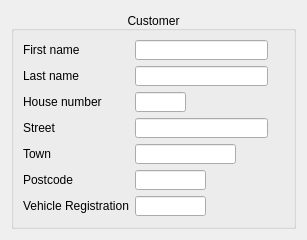
This is main_program/gui_interface_designs/customer_widget_design.ui in yimenhfeifei/josm-invoice as Qt 5 draws it before an edit. The edited form follows.
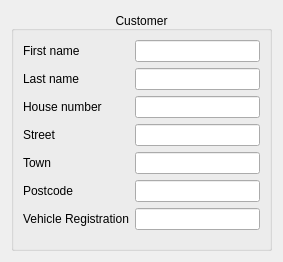
This is the edited form. Custom widgets are drawn as their Qt base class.

```diff
--- a/main_program/gui_interface_designs/customer_widget_design.ui
+++ b/main_program/gui_interface_designs/customer_widget_design.ui
@@ -6,8 +6,8 @@
    <rect>
     <x>0</x>
     <y>0</y>
-    <width>307</width>
-    <height>240</height>
+    <width>283</width>
+    <height>262</height>
    </rect>
   </property>
   <property name="windowTitle">
@@ -29,9 +29,6 @@
       <bool>false</bool>
      </property>
      <layout class="QFormLayout" name="formLayout">
-      <property name="fieldGrowthPolicy">
-       <enum>QFormLayout::AllNonFixedFieldsGrow</enum>
-      </property>
       <item row="0" column="0">
        <widget class="QLabel" name="firstNameLabel">
         <property name="text">
@@ -40,41 +37,7 @@
        </widget>
       </item>
       <item row="0" column="1">
-       <widget class="ValidatingLineEdit" name="firstNameLineEdit">
-        <property name="sizePolicy">
-         <sizepolicy hsizetype="Preferred" vsizetype="Fixed">
-          <horstretch>0</horstretch>
-          <verstretch>0</verstretch>
-         </sizepolicy>
-        </property>
-        <property name="minimumSize">
-         <size>
-          <width>133</width>
-          <height>20</height>
-         </size>
-        </property>
-        <property name="maximumSize">
-         <size>
-          <width>133</width>
-          <height>20</height>
-         </size>
-        </property>
-        <property name="toolTip">
-         <string>Customer first name.</string>
-        </property>
-        <property name="statusTip">
-         <string>Status test</string>
-        </property>
-        <property name="whatsThis">
-         <string>The analog clock widget displays the current time.</string>
-        </property>
-        <property name="styleSheet">
-         <string notr="true"/>
-        </property>
-        <property name="regexString" stdset="0">
-         <string>name</string>
-        </property>
-       </widget>
+       <widget class="QLineEdit" name="firstNameEdit"/>
       </item>
       <item row="1" column="0">
        <widget class="QLabel" name="lastNameLabel">
@@ -84,38 +47,7 @@
        </widget>
       </item>
       <item row="1" column="1">
-       <widget class="ValidatingLineEdit" name="lastNameLineEdit">
-        <property name="sizePolicy">
-         <sizepolicy hsizetype="Preferred" vsizetype="Fixed">
-          <horstretch>0</horstretch>
-          <verstretch>0</verstretch>
-         </sizepolicy>
-        </property>
-        <property name="minimumSize">
-         <size>
-          <width>133</width>
-          <height>20</height>
-         </size>
-        </property>
-        <property name="maximumSize">
-         <size>
-          <width>133</width>
-          <height>20</height>
-         </size>
-        </property>
-        <property name="toolTip">
-         <string>Customer last name.</string>
-        </property>
-        <property name="whatsThis">
-         <string>The analog clock widget displays the current time.</string>
-        </property>
-        <property name="styleSheet">
-         <string notr="true"/>
-        </property>
-        <property name="regexString" stdset="0">
-         <string>name</string>
-        </property>
-       </widget>
+       <widget class="QLineEdit" name="lastNameEdit"/>
       </item>
       <item row="2" column="0">
        <widget class="QLabel" name="houseNumberLabel">
@@ -125,35 +57,7 @@
        </widget>
       </item>
       <item row="2" column="1">
-       <widget class="ValidatingLineEdit" name="houseNumberLineEdit">
-        <property name="sizePolicy">
-         <sizepolicy hsizetype="Preferred" vsizetype="Fixed">
-          <horstretch>0</horstretch>
-          <verstretch>0</verstretch>
-         </sizepolicy>
-        </property>
-        <property name="minimumSize">
-         <size>
-          <width>51</width>
-          <height>20</height>
-         </size>
-        </property>
-        <property name="maximumSize">
-         <size>
-          <width>51</width>
-          <height>20</height>
-         </size>
-        </property>
-        <property name="toolTip">
-         <string>Customer house number.</string>
-        </property>
-        <property name="whatsThis">
-         <string>The analog clock widget displays the current time.</string>
-        </property>
-        <property name="regexString" stdset="0">
-         <string>houseNumber</string>
-        </property>
-       </widget>
+       <widget class="QLineEdit" name="houseNumberEdit"/>
       </item>
       <item row="3" column="0">
        <widget class="QLabel" name="streetLabel">
@@ -163,35 +67,7 @@
        </widget>
       </item>
       <item row="3" column="1">
-       <widget class="ValidatingLineEdit" name="streetLineEdit">
-        <property name="sizePolicy">
-         <sizepolicy hsizetype="Preferred" vsizetype="Fixed">
-          <horstretch>0</horstretch>
-          <verstretch>0</verstretch>
-         </sizepolicy>
-        </property>
-        <property name="minimumSize">
-         <size>
-          <width>133</width>
-          <height>20</height>
-         </size>
-        </property>
-        <property name="maximumSize">
-         <size>
-          <width>133</width>
-          <height>20</height>
-         </size>
-        </property>
-        <property name="toolTip">
-         <string>Customer address street.</string>
-        </property>
-        <property name="whatsThis">
-         <string>The analog clock widget displays the current time.</string>
-        </property>
-        <property name="regexString" stdset="0">
-         <string>street</string>
-        </property>
-       </widget>
+       <widget class="QLineEdit" name="streetEdit"/>
       </item>
       <item row="4" column="0">
        <widget class="QLabel" name="townLabel">
@@ -201,35 +77,7 @@
        </widget>
       </item>
       <item row="4" column="1">
-       <widget class="ValidatingLineEdit" name="townLineEdit">
-        <property name="sizePolicy">
-         <sizepolicy hsizetype="Preferred" vsizetype="Fixed">
-          <horstretch>0</horstretch>
-          <verstretch>0</verstretch>
-         </sizepolicy>
-        </property>
-        <property name="minimumSize">
-         <size>
-          <width>101</width>
-          <height>20</height>
-         </size>
-        </property>
-        <property name="maximumSize">
-         <size>
-          <width>101</width>
-          <height>20</height>
-         </size>
-        </property>
-        <property name="toolTip">
-         <string>Customer address town.</string>
-        </property>
-        <property name="whatsThis">
-         <string>The analog clock widget displays the current time.</string>
-        </property>
-        <property name="regexString" stdset="0">
-         <string>town</string>
-        </property>
-       </widget>
+       <widget class="QLineEdit" name="townEdit"/>
       </item>
       <item row="5" column="0">
        <widget class="QLabel" name="postcodeLabel">
@@ -239,35 +87,7 @@
        </widget>
       </item>
       <item row="5" column="1">
-       <widget class="ValidatingLineEdit" name="postcodeLineEdit">
-        <property name="sizePolicy">
-         <sizepolicy hsizetype="Preferred" vsizetype="Fixed">
-          <horstretch>0</horstretch>
-          <verstretch>0</verstretch>
-         </sizepolicy>
-        </property>
-        <property name="minimumSize">
-         <size>
-          <width>51</width>
-          <height>20</height>
-         </size>
-        </property>
-        <property name="maximumSize">
-         <size>
-          <width>71</width>
-          <height>20</height>
-         </size>
-        </property>
-        <property name="toolTip">
-         <string>Customer address postcode.</string>
-        </property>
-        <property name="whatsThis">
-         <string>The analog clock widget displays the current time.</string>
-        </property>
-        <property name="regexString" stdset="0">
-         <string>postcode</string>
-        </property>
-       </widget>
+       <widget class="QLineEdit" name="postcodeEdit"/>
       </item>
       <item row="6" column="0">
        <widget class="QLabel" name="vehicleRegistrationLabel">
@@ -277,48 +97,13 @@
        </widget>
       </item>
       <item row="6" column="1">
-       <widget class="ValidatingLineEdit" name="customerRegistrationLineEdit">
-        <property name="sizePolicy">
-         <sizepolicy hsizetype="Preferred" vsizetype="Fixed">
-          <horstretch>0</horstretch>
-          <verstretch>0</verstretch>
-         </sizepolicy>
-        </property>
-        <property name="minimumSize">
-         <size>
-          <width>71</width>
-          <height>20</height>
-         </size>
-        </property>
-        <property name="maximumSize">
-         <size>
-          <width>71</width>
-          <height>20</height>
-         </size>
-        </property>
-        <property name="toolTip">
-         <string>Customer's vehicle registration number.</string>
-        </property>
-        <property name="whatsThis">
-         <string>The analog clock widget displays the current time.</string>
-        </property>
-        <property name="regexString" stdset="0">
-         <string>post2001Reg</string>
-        </property>
-       </widget>
+       <widget class="QLineEdit" name="customerRegEdit"/>
       </item>
      </layout>
     </widget>
    </item>
   </layout>
  </widget>
- <customwidgets>
-  <customwidget>
-   <class>ValidatingLineEdit</class>
-   <extends>QLineEdit</extends>
-   <header>custom_widgets.validatingLineEdit</header>
-  </customwidget>
- </customwidgets>
  <resources/>
  <connections/>
 </ui>
```
